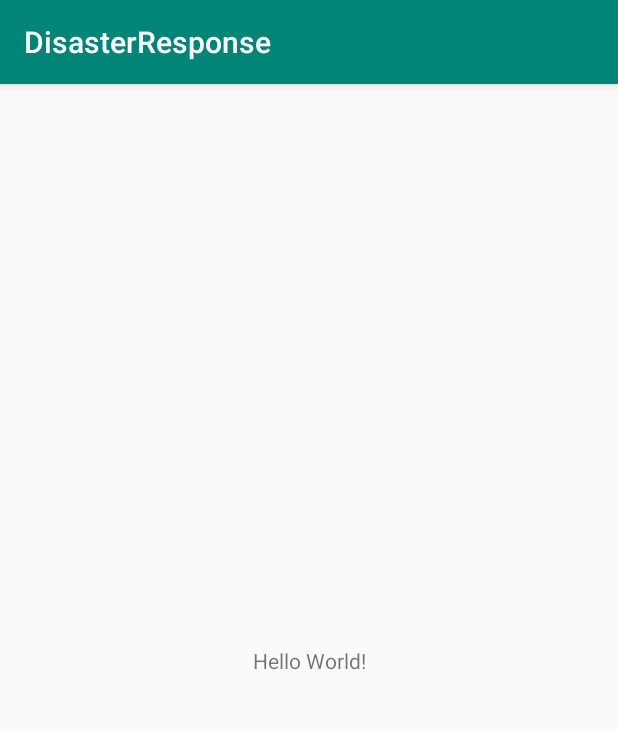
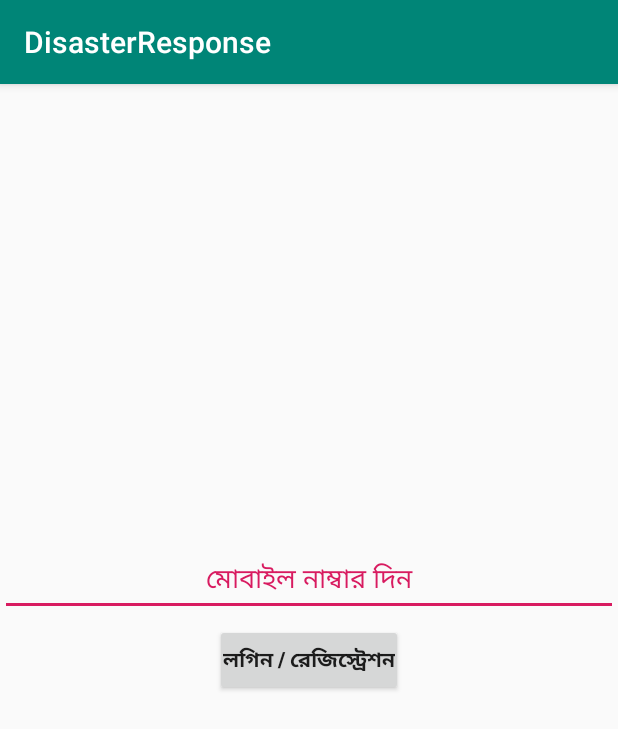
Before and after one commit to refathasan/DisasterResponse, an Android app: the screen it shows after launch (MainActivity), on a phone screen of 412 x 824 dp. Shown: the top 729 px of the screen. Run offline under Robolectric (Android 15) with nearby library versions, the phone set to English and light mode, and no system bars.

Commit message:
version 0.0.1

```diff
--- a/app/build.gradle
+++ b/app/build.gradle
@@ -26,4 +26,5 @@ dependencies {
     testImplementation 'junit:junit:4.12'
     androidTestImplementation 'androidx.test.ext:junit:1.1.1'
     androidTestImplementation 'androidx.test.espresso:espresso-core:3.2.0'
+    implementation 'com.google.android.material:material:1.0.0'
 }
--- a/app/src/main/java/net/mergecreation/myapplication/MainActivity.java
+++ b/app/src/main/java/net/mergecreation/myapplication/MainActivity.java
@@ -4,7 +4,10 @@ import androidx.appcompat.app.AppCompatActivity;
 
 import android.os.Bundle;
 
-public class MainActivity extends AppCompatActivity {
+
+import net.mergecreation.myapplication.base.BaseActivity;
+
+public class MainActivity extends BaseActivity {
 
     @Override
     protected void onCreate(Bundle savedInstanceState) {
--- a/app/src/main/res/layout/activity_main.xml
+++ b/app/src/main/res/layout/activity_main.xml
@@ -1,18 +1,35 @@
 <?xml version="1.0" encoding="utf-8"?>
-<androidx.constraintlayout.widget.ConstraintLayout xmlns:android="http://schemas.android.com/apk/res/android"
+<RelativeLayout xmlns:android="http://schemas.android.com/apk/res/android"
     xmlns:app="http://schemas.android.com/apk/res-auto"
     xmlns:tools="http://schemas.android.com/tools"
     android:layout_width="match_parent"
     android:layout_height="match_parent"
     tools:context=".MainActivity">
-
-    <TextView
-        android:layout_width="wrap_content"
+    <LinearLayout
+        android:layout_width="match_parent"
         android:layout_height="wrap_content"
-        android:text="Hello World!"
-        app:layout_constraintBottom_toBottomOf="parent"
-        app:layout_constraintLeft_toLeftOf="parent"
-        app:layout_constraintRight_toRightOf="parent"
-        app:layout_constraintTop_toTopOf="parent" />
-
-</androidx.constraintlayout.widget.ConstraintLayout>
+        android:gravity="center"
+        android:orientation="vertical"
+        android:layout_centerVertical="true">
+       <EditText
+           android:layout_width="match_parent"
+           android:layout_height="wrap_content"
+           android:id="@+id/edt_mbl_number"
+           android:hint="@string/mbl_number"
+           android:textColorHint="@color/colorAccent"
+           android:textAlignment="center"/>
+        <Button
+            android:layout_width="wrap_content"
+            android:layout_height="wrap_content"
+            android:id="@+id/btn_login"
+            android:textStyle="bold"
+            android:padding="5dp"
+            android:layout_margin="5dp"
+            android:text="@string/log_reg"/>
+        <ProgressBar
+            android:layout_width="match_parent"
+            android:layout_height="wrap_content"
+            android:id="@+id/progressbar"
+            android:visibility="invisible"/>
+    </LinearLayout>
+</RelativeLayout>
--- a/app/src/main/res/values/strings.xml
+++ b/app/src/main/res/values/strings.xml
@@ -1,3 +1,5 @@
 <resources>
     <string name="app_name">DisasterResponse</string>
+    <string name="mbl_number">মোবাইল নাম্বার দিন</string>
+    <string name="log_reg"> লগিন / রেজিস্ট্রেশন </string>
 </resources>
```
Also changed, not shown: app/src/main/AndroidManifest.xml (+6 -1 lines), app/src/main/java/net/mergecreation/myapplication/base/BaseActivity.java (added, +64 -0 lines).
